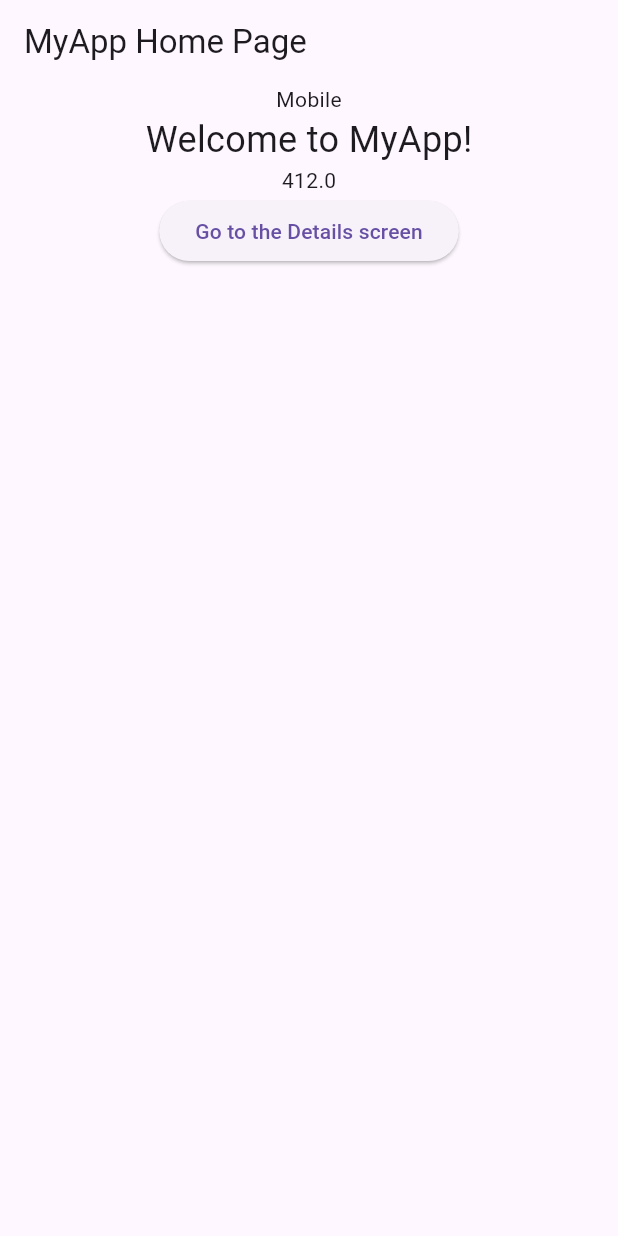
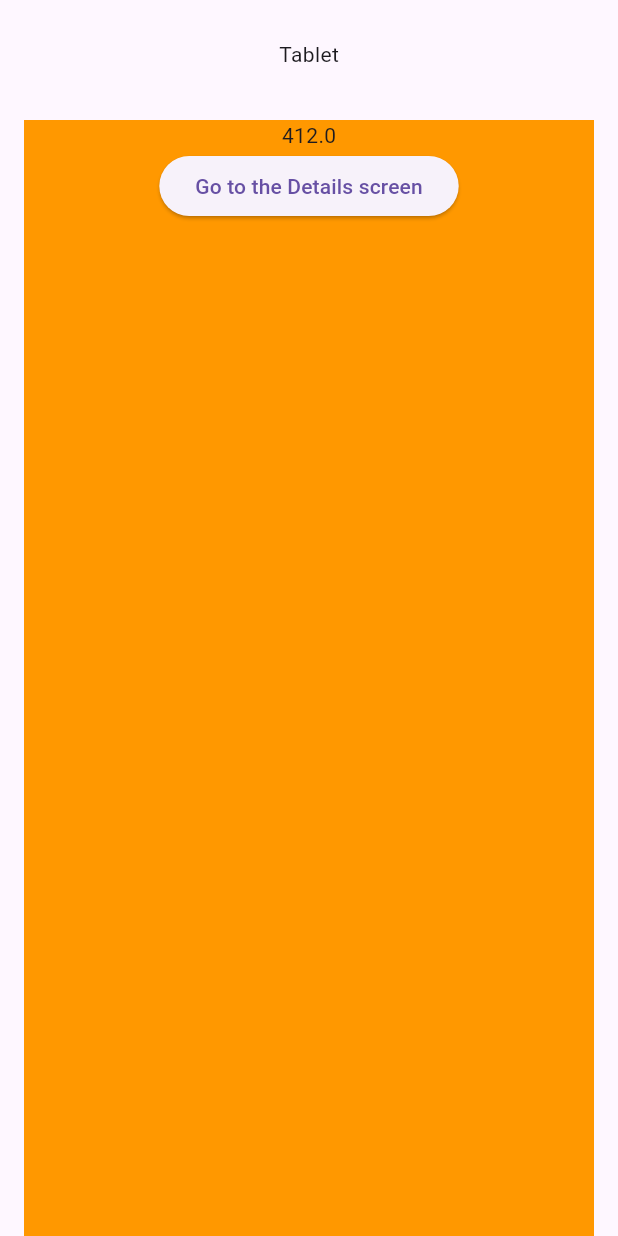
Before and after one commit to MunozovepiG/astute-blog-prod, a Flutter app: the screen it shows after launch, on a phone screen of 412 x 824 dp. Run offline on Flutter 3.47's test engine with Material 3 defaults, Android fonts, the light colour scheme and no system bars; our stand-ins replace go_router, google_fonts, url_strategy.

Commit message:
the framework and layout logic is working

```diff
--- /dev/null
+++ b/lib/components/pages/pageWrapper.dart
@@ -0,0 +1,38 @@
+import 'package:astute_website/components/reusable/navigation/footer.dart';
+import 'package:astute_website/components/reusable/navigation/menubar.dart';
+import 'package:flutter/material.dart';
+
+class PageWrapper extends StatelessWidget {
+  final Widget child;
+
+  PageWrapper({required this.child});
+
+  @override
+  Widget build(BuildContext context) {
+    return Scaffold(
+      body: Column(
+        children: [
+          // Menu is fixed at the top
+          Menu(),
+          // SingleChildScrollView allows the content and footer to be scrollable
+          Expanded(
+            child: SingleChildScrollView(
+              child: Column(
+                children: [
+                  // Content (child) goes here
+                  Padding(
+                    padding: const EdgeInsets.symmetric(
+                        vertical: 8.0, horizontal: 16.0),
+                    child: child,
+                  ),
+                  // Footer is part of the scrollable content
+                  Footer(),
+                ],
+              ),
+            ),
+          ),
+        ],
+      ),
+    );
+  }
+}
--- a/lib/components/reusable/navigation/menubar.dart
+++ b/lib/components/reusable/navigation/menubar.dart
@@ -0,0 +1,106 @@
+import 'package:astute_website/components/reusable/navigation/link.dart';
+import 'package:astute_website/styles/fonts.dart';
+import 'package:flutter/material.dart';
+import 'package:astute_website/styles/breakpoints.dart';
+import 'package:go_router/go_router.dart'; // Make sure you have this import with the breakpoints
+
+class Menu extends StatefulWidget {
+  const Menu({Key? key}) : super(key: key);
+
+  @override
+  _MenuState createState() => _MenuState();
+}
+
+class _MenuState extends State<Menu> {
+  double getScreenWidth(BuildContext context) {
+    return MediaQuery.of(context).size.width;
+  }
+
+  bool isLargeDesktop() {
+    return getScreenWidth(context) >= largeDesktopScreenWidth;
+  }
+
+  bool isDesktop() {
+    double width = getScreenWidth(context);
+    return width > tabletScreenWidth && width < largeDesktopContainer;
+  }
+
+  bool isTablet() {
+    double width = getScreenWidth(context);
+    return width > mobileScreenWidth && width <= tabletScreenWidth;
+  }
+
+  bool isMobile() {
+    double width = getScreenWidth(context);
+    return width > smallMobileScreenWidth && width <= mobileScreenWidth;
+  }
+
+  bool isSmallMobile() {
+    double width = getScreenWidth(context);
+    return width > 0 && width <= smallMobileScreenWidth;
+  }
+
+  Widget determineScreenType() {
+    return Container(
+      height: 72,
+      //  color: Colors.blue,
+      child: Column(
+        mainAxisAlignment: MainAxisAlignment.center,
+        crossAxisAlignment: CrossAxisAlignment.center,
+        children: [
+          if (isLargeDesktop() || isDesktop())
+            Column(
+              children: [
+                Padding(
+                  padding: const EdgeInsets.only(left: 64.0, right: 64),
+                  child: Row(
+                    mainAxisAlignment: MainAxisAlignment.spaceBetween,
+                    crossAxisAlignment: CrossAxisAlignment.center,
+                    children: [
+                      Container(
+                        child: Row(children: [
+                          Container(
+                            width: 68,
+                            height: 68,
+                            child: Image(
+                              image: AssetImage('assets/astute_logo.png'),
+                              fit: BoxFit
+                                  .cover, // Optional: You can adjust this based on your needs
+                            ),
+                          ),
+                          SizedBox(
+                            width: 16,
+                          ),
+                          MonsFontRegular(text: 'astute', fontsize: 32)
+                        ]),
+                      ),
+                      Container(
+                        child: Row(children: [
+                          NavigationItem(text: 'Home', route: '/'),
+                          NavigationItem(text: 'About', route: '/about'),
+                          NavigationItem(text: 'Roadmap', route: '/roadmap'),
+                          NavigationItem(
+                              text: 'Contact us', route: '/contact_us'),
+                        ]),
+                      )
+                    ],
+                  ),
+                ),
+              ],
+            ),
+          if (isTablet() || isMobile() || isSmallMobile())
+            Column(
+              children: [
+                Text('Tablet'),
+              ],
+            ),
+        ],
+      ),
+    );
+  }
+
+  @override
+  Widget build(BuildContext context) {
+    return determineScreenType();
+  }
+}
--- a/lib/main.dart
+++ b/lib/main.dart
@@ -1,3 +1,6 @@
+import 'package:astute_website/components/pages/pageWrapper.dart';
+import 'package:astute_website/components/reusable/navigation/footer.dart';
+import 'package:astute_website/components/reusable/navigation/menubar.dart';
 import 'package:astute_website/pages/aboutpage.dart';
 import 'package:astute_website/pages/contactpage.dart';
 import 'package:astute_website/pages/homepage.dart';
@@ -16,25 +19,33 @@ final GoRouter _router = GoRouter(
     GoRoute(
       path: '/',
       builder: (BuildContext context, GoRouterState state) {
-        return const MyHomePage();
+        return PageWrapper(
+          child: const HomePage(),
+        );
       },
       routes: <RouteBase>[
         GoRoute(
           path: 'about',
           builder: (BuildContext context, GoRouterState state) {
-            return const About();
+            return PageWrapper(
+              child: const About(),
+            );
           },
         ),
         GoRoute(
           path: 'roadmap',
           builder: (BuildContext context, GoRouterState state) {
-            return const Roadmap();
+            return PageWrapper(
+              child: const Roadmap(),
+            );
           },
         ),
         GoRoute(
           path: 'contact_us',
           builder: (BuildContext context, GoRouterState state) {
-            return const ContactUs();
+            return PageWrapper(
+              child: const ContactUs(),
+            );
           },
         ),
       ],
@@ -48,6 +59,7 @@ class MyApp extends StatelessWidget {
   @override
   Widget build(BuildContext context) {
     return MaterialApp.router(
+      debugShowCheckedModeBanner: false,
       routerConfig: _router,
     );
   }
--- a/lib/pages/homepage.dart
+++ b/lib/pages/homepage.dart
@@ -1,8 +1,9 @@
+import 'package:astute_website/components/reusable/navigation/menubar.dart';
 import 'package:flutter/material.dart';
 import 'package:go_router/go_router.dart';
 
-class MyHomePage extends StatelessWidget {
-  const MyHomePage({Key? key}) : super(key: key);
+class HomePage extends StatelessWidget {
+  const HomePage({Key? key}) : super(key: key);
 
   @override
   Widget build(BuildContext context) {
@@ -13,29 +14,13 @@ class MyHomePage extends StatelessWidget {
         screenWidth > 600 && screenWidth <= 800;
     bool isMobile(BuildContext context) => screenWidth <= 600;
 
-    return Scaffold(
-      appBar: AppBar(
-        title: const Text('MyApp Home Page'),
-      ),
-      body: Center(
+    return Container(
+      width: MediaQuery.of(context).size.width * 1,
+      height: MediaQuery.of(context).size.height * 1 - 72,
+      color: Colors.orange,
+      child: Center(
         child: Column(
           children: [
-            if (isDesktop(context))
-              Container(
-                child: Text('Desktop'),
-              ),
-            if (isTablet(context))
-              Container(
-                child: Text('Tablet'),
-              ),
-            if (isMobile(context))
-              Container(
-                child: Text('Mobile'),
-              ),
-            const Text(
-              'Welcome to MyApp!',
-              style: TextStyle(fontSize: 24.0),
-            ),
             Text('$screenWidth'),
             ElevatedButton(
               onPressed: () => context.go('/test'),
--- a/lib/styles/breakpoints.dart
+++ b/lib/styles/breakpoints.dart
@@ -1 +1,6 @@
-const int mobileScreenWidth = 800;
+const int smallMobileScreenWidth = 320;
+const int mobileScreenWidth = 430;
+const int tabletScreenWidth = 834;
+const int desktopScreenWidth = 1440;
+const int largeDesktopScreenWidth = 1728;
+const int largeDesktopContainer = 1600;
```
Also changed, not shown: lib/components/reusable/navigation/footer.dart (added, +12 -0 lines), lib/components/reusable/navigation/link.dart (added, +52 -0 lines), lib/pages/aboutpage.dart (+8 -1 lines), lib/styles/fonts.dart (+4 -4 lines), pubspec.yaml (+4 -3 lines), assets/astute_logo.png (added), assets/footer_image.png (added), assets/play_button_footer.png (added), assets/play_buttton.png (added).
